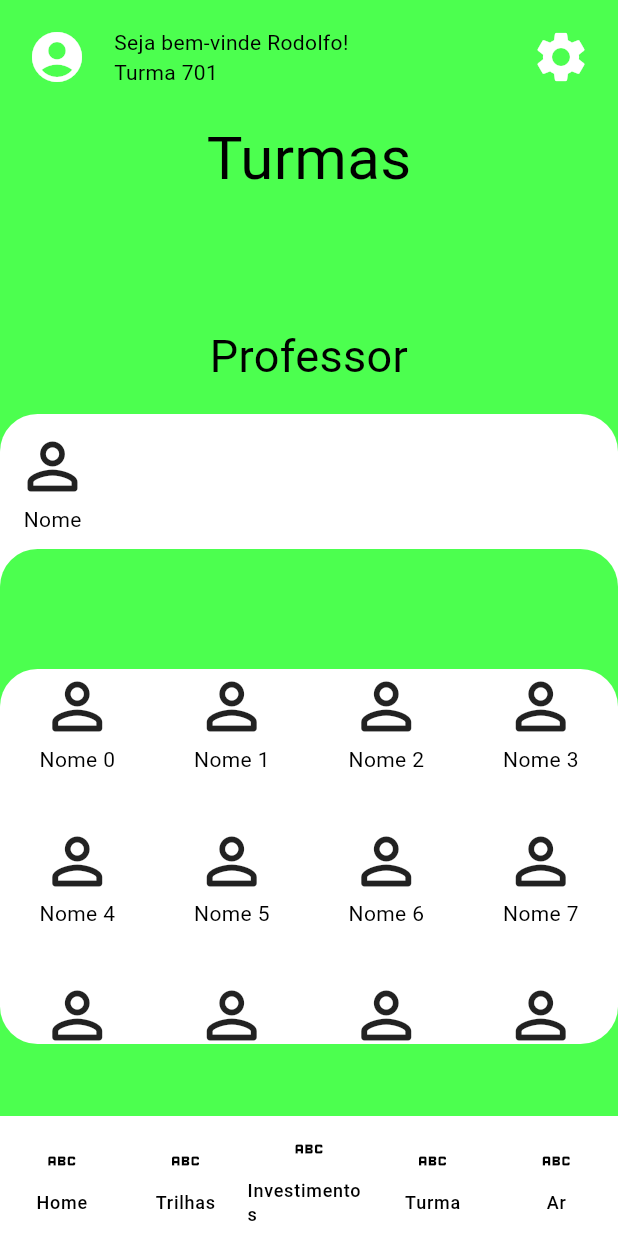
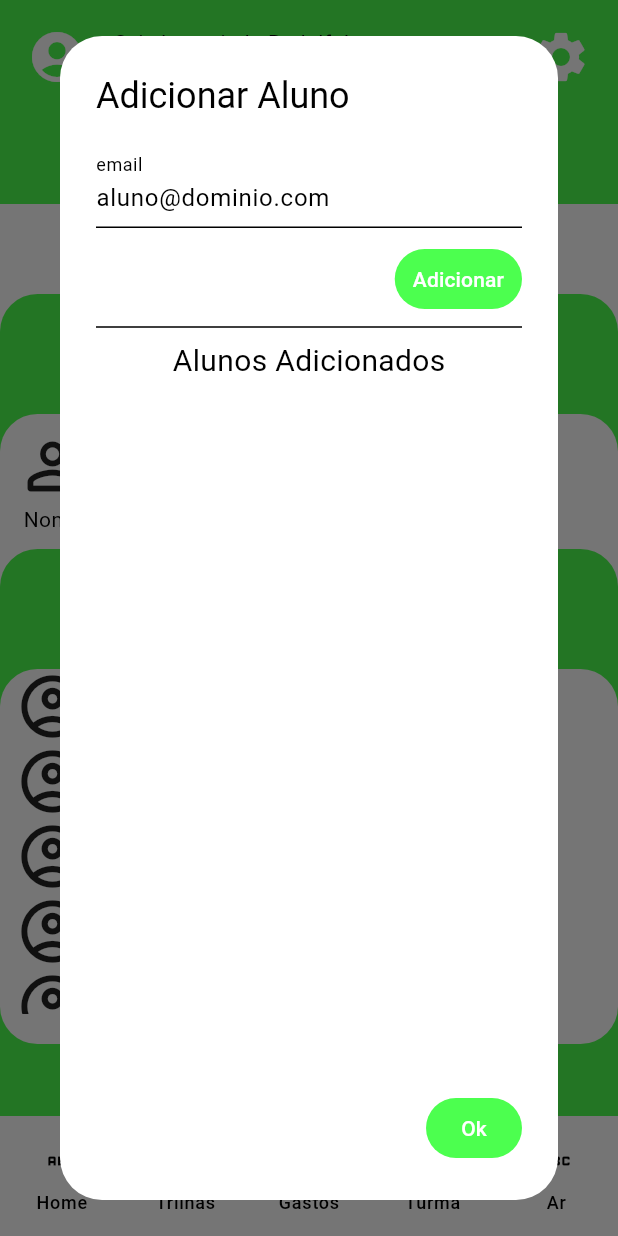
Before and after one commit to Juranda/my_wallet, a Flutter app: the HomePageView screen opened by its route, item 4 of the bottom bar chosen, after a tap on the "add circle" icon, on a phone screen of 412 x 824 dp. Run offline on Flutter 3.47's test engine with Material 3 defaults, Android fonts, the phone set to English and light mode, and no system bars; our stand-ins replace permission_handler, webview_flutter; missing offline and left inert: validadores, webview_flutter_android, webview_flutter_wkwebview.

Commit message:
ajuste gastos

```diff
--- a/lib/pages/homepage_view.dart
+++ b/lib/pages/homepage_view.dart
@@ -4,6 +4,8 @@ import 'package:my_wallet/pages/lobby.dart';
 import 'package:my_wallet/pages/realidade_aumentada/ar_view.dart';
 import 'package:my_wallet/pages/trails_view.dart';
 import 'package:my_wallet/pages/turmas_view.dart';
+import 'package:my_wallet/role_provider.dart';
+import 'package:provider/provider.dart';
 
 class HomePageView extends StatefulWidget {
   const HomePageView({super.key});
@@ -17,6 +19,8 @@ class _HomePageViewState extends State<HomePageView> {
 
   @override
   Widget build(BuildContext context) {
+    RoleProvider _roleProvider =
+        Provider.of<RoleProvider>(context, listen: false);
     return Scaffold(
       backgroundColor: Theme.of(context).colorScheme.primary,
       body: SingleChildScrollView(
@@ -58,8 +62,11 @@ class _HomePageViewState extends State<HomePageView> {
                           Column(
                             crossAxisAlignment: CrossAxisAlignment.start,
                             children: [
-                              Text('Seja bem-vinde Rodolfo!'),
-                              Text('Turma 701'),
+                              Text('Seja bem-vindo Rodolfo!'),
+                              switch (_roleProvider.role) {
+                                Role.professor => Text('Professor'),
+                                Role.aluno => Text('Turma 701'),
+                              }
                             ],
                           ),
                         ],
@@ -99,7 +106,7 @@ class _HomePageViewState extends State<HomePageView> {
         destinations: [
           NavigationDestination(icon: Icon(Icons.abc), label: 'Home'),
           NavigationDestination(icon: Icon(Icons.abc), label: 'Trilhas'),
-          NavigationDestination(icon: Icon(Icons.abc), label: 'Investimentos'),
+          NavigationDestination(icon: Icon(Icons.abc), label: 'Gastos'),
           NavigationDestination(icon: Icon(Icons.abc), label: 'Turma'),
           NavigationDestination(icon: Icon(Icons.abc), label: 'Ar'),
         ],
--- a/lib/pages/turmas_view.dart
+++ b/lib/pages/turmas_view.dart
@@ -1,4 +1,5 @@
 import 'package:flutter/material.dart';
+import 'package:flutter/widgets.dart';
 import 'package:my_wallet/components/aluno_profile.dart';
 import 'package:my_wallet/pages/turma_adiconar_aluno.dart';
 
@@ -26,20 +27,20 @@ class _TurmasViewState extends State<TurmasView> {
 
   @override
   Widget build(BuildContext context) {
-    return Column(
+    return Container(
+      color: Theme.of(context).colorScheme.secondary,
+      child: Column(
         children: [
           Container(
               height: 60,
               width: double.infinity,
               color: Theme.of(context).colorScheme.primary,
               child: Center(
-            child: Text(
-              'Turmas',
-              style: TextStyle(fontSize: 40),
+                  child: Text('Turmas', style: TextStyle(fontSize: 40)))),
+          Container(
+            height: 60,
+            color: Theme.of(context).colorScheme.secondary,
           ),
-          ),
-        ),
-        SizedBox(height: 60),
           Stack(
             alignment: Alignment.center,
             clipBehavior: Clip.none,
@@ -50,12 +51,11 @@ class _TurmasViewState extends State<TurmasView> {
                   height: 170,
                   decoration: BoxDecoration(
                       color: Theme.of(context).colorScheme.primary,
-                borderRadius: BorderRadius.circular(25),
-              ),
+                      borderRadius: BorderRadius.circular(25)),
                   child: Text('Professor',
-                  style: TextStyle(fontSize: 30), textAlign: TextAlign.center),
-              padding: EdgeInsets.all(20),
-            ),
+                      style: TextStyle(fontSize: 30),
+                      textAlign: TextAlign.center),
+                  padding: EdgeInsets.all(20)),
               Positioned(
                 top: 80,
                 child: Container(
@@ -87,35 +87,30 @@ class _TurmasViewState extends State<TurmasView> {
               Container(
                 clipBehavior: Clip.none,
                 width: MediaQuery.of(context).size.width,
-              height: 280,
+                height: 300,
                 decoration: BoxDecoration(
                     color: Theme.of(context).colorScheme.primary,
-                borderRadius: BorderRadius.circular(25),
-              ),
+                    borderRadius: BorderRadius.circular(25)),
+                alignment: Alignment.topCenter,
                 child: Row(
+                  mainAxisAlignment: MainAxisAlignment.spaceAround,
                   children: [
-                  Text(
-                    'Alunos ${alunos.length}',
+                    Text('Alunos (${alunos.length})',
                         style: TextStyle(fontSize: 30),
-                    textAlign: TextAlign.center,
-                  ),
+                        textAlign: TextAlign.center),
                     IconButton(
                         onPressed: () {
                           showDialog(
                               context: context,
-                        builder: (context) {
-                          return AlertDialog(
+                              builder: (context) => AlertDialog(
                                     title: Text('Adicionar Aluno'),
                                     content: AdicionarAluno(),
-                          );
-                        },
-                      );
+                                  ));
                         },
                         icon: Icon(
                           Icons.add_circle,
                           size: 40,
-                    ),
-                  ),
+                        ))
                   ],
                 ),
                 padding: EdgeInsets.all(20),
@@ -123,6 +118,7 @@ class _TurmasViewState extends State<TurmasView> {
               Positioned(
                   top: 80,
                   child: Container(
+                    padding: EdgeInsets.fromLTRB(0, 0, 0, 20),
                     clipBehavior: Clip.none,
                     height: 250,
                     width: MediaQuery.of(context).size.width,
@@ -130,25 +126,17 @@ class _TurmasViewState extends State<TurmasView> {
                       color: Theme.of(context).colorScheme.secondary,
                       borderRadius: BorderRadius.circular(25),
                     ),
-                child: GridView.count(
-                  crossAxisCount: 4,
-                  children: List.generate(
-                    30,
-                    (index) {
-                      return Column(
-                        children: [
-                          Icon(Icons.person_outline_rounded, size: 50),
-                          Text('Nome ${index}'),
-                        ],
-                      );
-                    },
+                    child: Padding(
+                      padding: const EdgeInsets.fromLTRB(10, 0, 10, 0),
+                      child: ListView(
+                        children: [...alunos],
                       ),
                     ),
-              ),
-            )
+                  )),
             ],
           )
         ],
+      ),
     );
   }
 }
```
Lines whose indentation alone changed are shown as unchanged.
